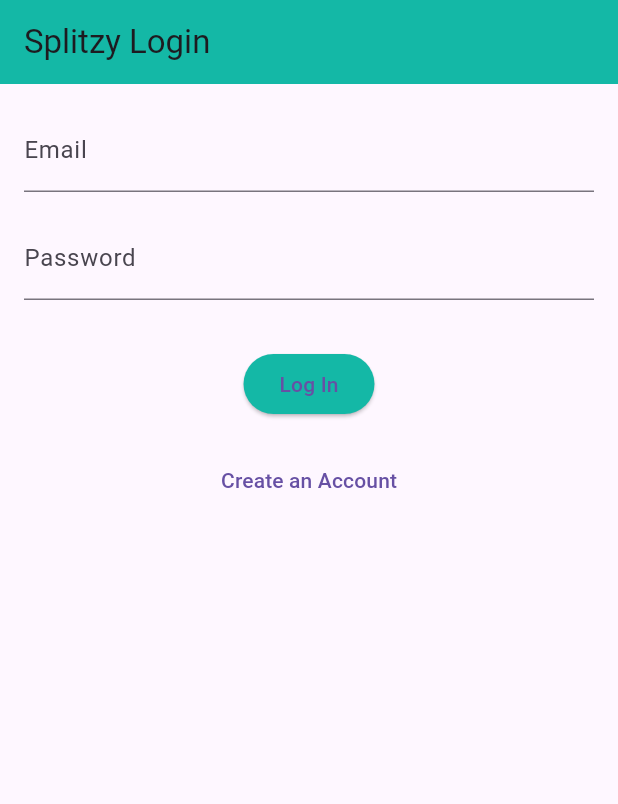
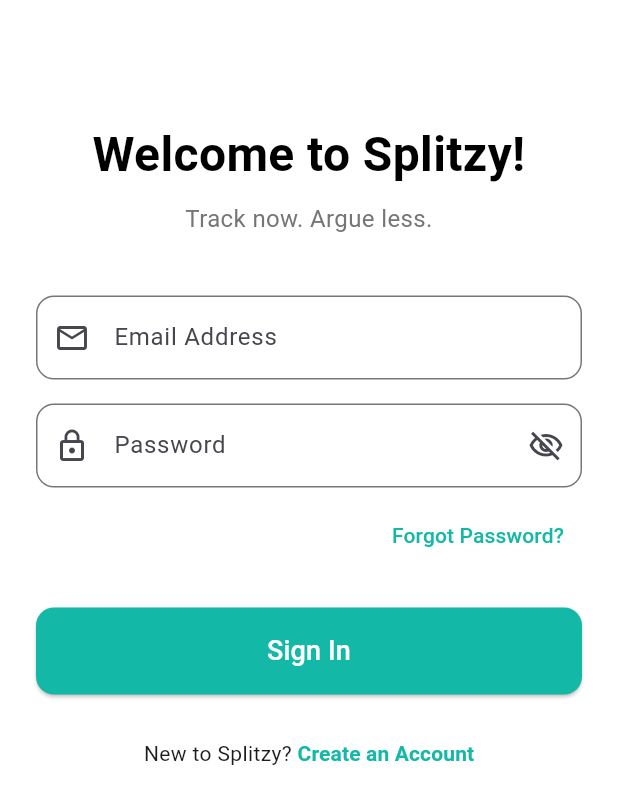
Before and after one commit to jsvelchez/myapp, a Flutter app: the screen it shows after launch, on a phone screen of 412 x 824 dp. Shown: the top 804 px of the screen. Run offline on Flutter 3.47's test engine with Material 3 defaults, Android fonts, the light colour scheme and no system bars; our stand-ins replace firebase_auth, firebase_core; accounts and stored records are empty.

Commit message:
edits: login ui

```diff
--- a/lib/screens/auth/login_screen.dart
+++ b/lib/screens/auth/login_screen.dart
@@ -32,6 +32,7 @@
   final _passwordController = TextEditingController();
   bool _loading = false;
   String? _error;
+  bool _obscurePassword = true;
 
   Future<void> _login() async {
     setState(() {
@@ -40,7 +41,6 @@
     });
 
     try {
-      // Use a try-catch block to handle potential mounted issues
       if (!mounted) return;
 
       await FirebaseAuth.instance.signInWithEmailAndPassword(
@@ -48,17 +48,16 @@
         password: _passwordController.text.trim(),
       );
 
-      // Navigate to the placeholder home screen
       if (mounted) {
         Navigator.pushReplacement(
           context,
-          MaterialPageRoute(builder: (_) => HomeScreen()),
+          MaterialPageRoute(builder: (_) => const HomeScreen()),
         );
       }
-    } on FirebaseAuthException catch (e) {
+    } on FirebaseAuthException {
       if (mounted) {
         setState(() {
-          _error = e.message;
+          _error = 'Invalid credentials. Please check your email or password.';
         });
       }
     } finally {
@@ -73,45 +72,135 @@
   @override
   Widget build(BuildContext context) {
     return Scaffold(
-      appBar: AppBar(
-        title: Text('Splitzy Login'),
-        backgroundColor: Color(0xFF14B8A6),
+      backgroundColor: Colors.white,
+      body: SafeArea(
+        child: SingleChildScrollView(
+          padding: const EdgeInsets.symmetric(horizontal: 24.0),
+          child: Column(
+            crossAxisAlignment: CrossAxisAlignment.stretch,
+            children: [
+              SizedBox(height: 80),
+              Text(
+                'Welcome to Splitzy!',
+                textAlign: TextAlign.center,
+                style: TextStyle(
+                  fontSize: 32,
+                  fontWeight: FontWeight.bold,
+                  color: Colors.black,
                 ),
-      body: Padding(
-        padding: EdgeInsets.all(16),
-        child: Column(
-          children: [
+              ),
+              SizedBox(height: 8),
+              Text(
+                'Track now. Argue less.',
+                textAlign: TextAlign.center,
+                style: TextStyle(
+                  fontSize: 16,
+                  color: Colors.grey[600],
+                ),
+              ),
+              SizedBox(height: 40),
               TextField(
                 controller: _emailController,
-              decoration: InputDecoration(labelText: 'Email'),
+                decoration: InputDecoration(
+                  labelText: 'Email Address',
+                  prefixIcon: Icon(Icons.email_outlined),
+                  border: OutlineInputBorder(
+                    borderRadius: BorderRadius.circular(12),
+                  ),
+                ),
+                keyboardType: TextInputType.emailAddress,
               ),
               SizedBox(height: 16),
               TextField(
                 controller: _passwordController,
-              decoration: InputDecoration(labelText: 'Password'),
-              obscureText: true,
+                obscureText: _obscurePassword,
+                decoration: InputDecoration(
+                  labelText: 'Password',
+                  prefixIcon: Icon(Icons.lock_outline),
+                  suffixIcon: IconButton(
+                    icon: Icon(
+                      _obscurePassword ? Icons.visibility_off_outlined : Icons.visibility_outlined,
                     ),
-            SizedBox(height: 16),
-            if (_error != null) Text(_error!, style: TextStyle(color: Colors.red)),
-            SizedBox(height: 16),
+                    onPressed: () {
+                      setState(() {
+                        _obscurePassword = !_obscurePassword;
+                      });
+                    },
+                  ),
+                  border: OutlineInputBorder(
+                    borderRadius: BorderRadius.circular(12),
+                  ),
+                ),
+              ),
+              SizedBox(height: 8),
+              Align(
+                alignment: Alignment.centerRight,
+                child: TextButton(
+                  onPressed: () {
+                    // TODO: Implement forgot password functionality
+                  },
+                  child: Text(
+                    'Forgot Password?',
+                    style: TextStyle(color: Color(0xFF14B8A6)),
+                  ),
+                ),
+              ),
+              if (_error != null)
+                Padding(
+                  padding: const EdgeInsets.only(top: 8.0),
+                  child: Text(
+                    _error!,
+                    style: TextStyle(color: Colors.red, fontSize: 14),
+                    textAlign: TextAlign.center,
+                  ),
+                ),
+              SizedBox(height: 24),
               ElevatedButton(
-              style: ElevatedButton.styleFrom(backgroundColor: Color(0xFF14B8A6)),
+                style: ElevatedButton.styleFrom(
+                  backgroundColor: Color(0xFF14B8A6),
+                  padding: EdgeInsets.symmetric(vertical: 16),
+                  shape: RoundedRectangleBorder(
+                    borderRadius: BorderRadius.circular(12),
+                  ),
+                ),
                 onPressed: _loading ? null : _login,
                 child: _loading
                     ? CircularProgressIndicator(color: Colors.white)
-                  : Text('Log In'),
+                    : Text(
+                        'Sign In',
+                        style: TextStyle(fontSize: 18, color: Colors.white),
                       ),
-            SizedBox(height: 16),
+              ),
+              SizedBox(height: 24),
+              Row(
+                mainAxisAlignment: MainAxisAlignment.center,
+                children: [
+                  Text("New to Splitzy? "),
                   TextButton(
                     onPressed: () {
                       Navigator.push(
                         context,
-                  MaterialPageRoute(builder: (_) => SignUpScreen()),
+                        MaterialPageRoute(builder: (_) => const SignUpScreen()),
                       );
                     },
-              child: Text('Create an Account'),
+                    child: Text(
+                      'Create an Account',
+                      style: TextStyle(
+                        color: Color(0xFF14B8A6),
+                        fontWeight: FontWeight.bold,
+                      ),
+                    ),
+                    style: TextButton.styleFrom(
+                      padding: EdgeInsets.zero,
+                      minimumSize: Size(50, 30),
+                      tapTargetSize: MaterialTapTargetSize.shrinkWrap,
+                      alignment: Alignment.center,
+                    ),
                   ),
                 ],
+              ),
+            ],
+          ),
         ),
       ),
     );
```
Lines whose indentation alone changed are shown as unchanged.
